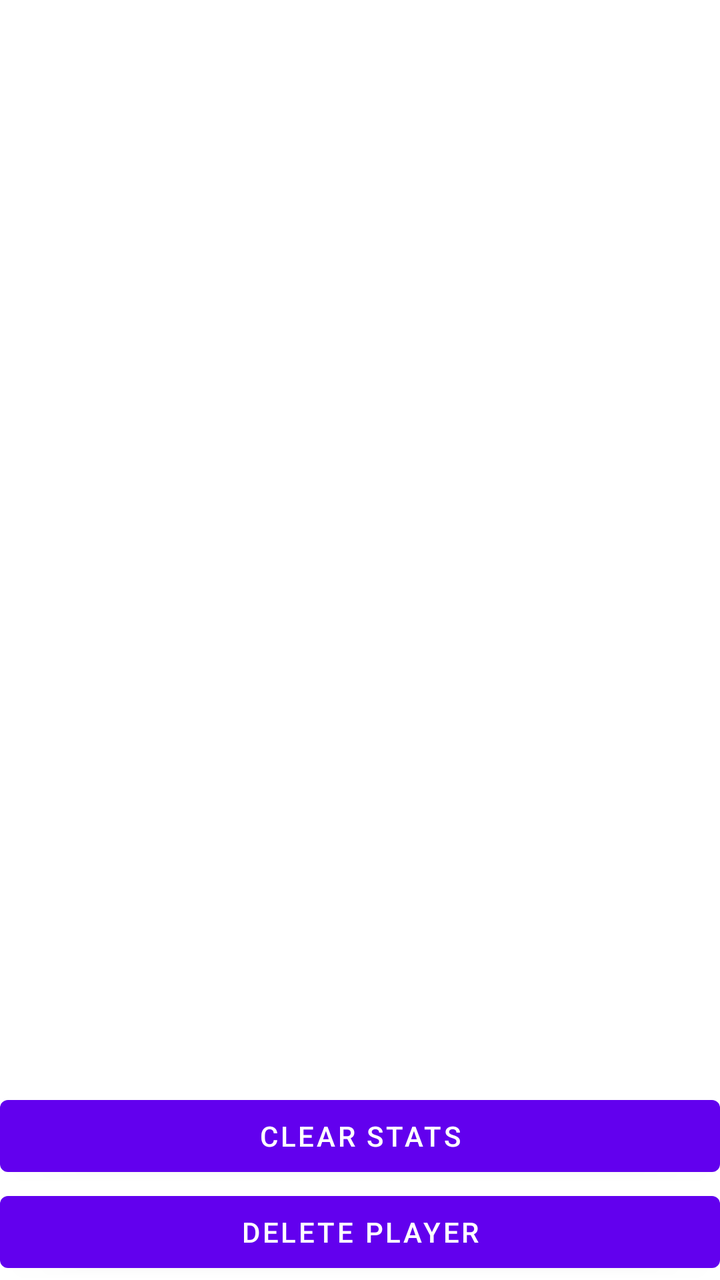
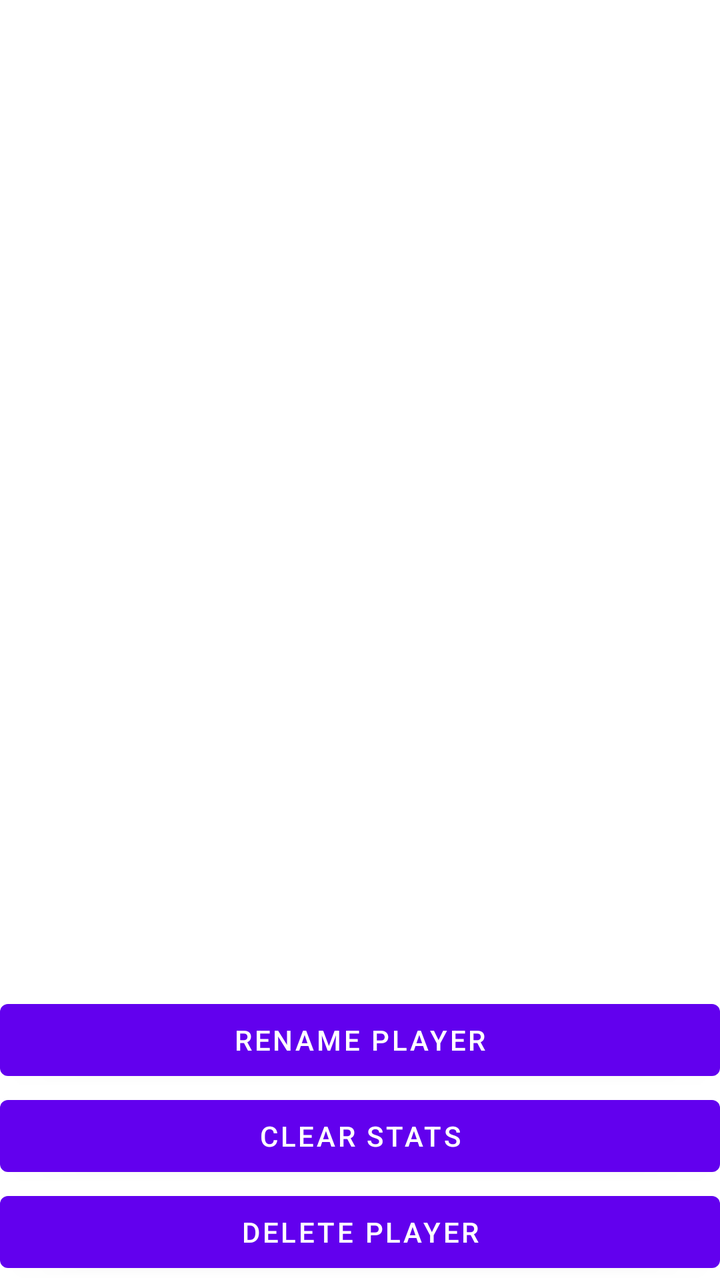

Compare the two renders of this Android layout. The source of the first and the diff that turns it into the second are given below.
<!-- AndroidManifest.xml: application theme AppTheme -->
<!-- res/layout/statslist.xml -->
<?xml version="1.0" encoding="utf-8"?>
<LinearLayout xmlns:android="http://schemas.android.com/apk/res/android"
    android:orientation="vertical"
    android:layout_width="match_parent"
    android:layout_height="match_parent"
    android:fitsSystemWindows="true">

    <androidx.recyclerview.widget.RecyclerView
        android:id="@+id/statsList"
        android:layout_width="match_parent"
        android:layout_height="0dp"
        android:layout_weight="1" />
    <Button
        android:id="@+id/statsClearPlayerStats"
        android:layout_width="match_parent"
        android:layout_height="wrap_content"
        android:text="Clear Stats"/>
    <Button
        android:id="@+id/statsDelPlayer"
        android:layout_width="match_parent"
        android:layout_height="wrap_content"
        android:text="Delete Player"/>
</LinearLayout>
<!-- resources referenced by this layout -->
<resources>
  <style name="AppTheme" parent="Theme.MaterialComponents.Light.NoActionBar">
      </style>
</resources>

<!-- the commit's change to res/layout/statslist.xml (unified diff, before → after) -->
@@ -11,6 +11,11 @@
         android:layout_height="0dp"
         android:layout_weight="1" />
     <Button
+        android:id="@+id/statsRenamePlayer"
+        android:layout_width="match_parent"
+        android:layout_height="wrap_content"
+        android:text="Rename Player"/>
+    <Button
         android:id="@+id/statsClearPlayerStats"
         android:layout_width="match_parent"
         android:layout_height="wrap_content"
